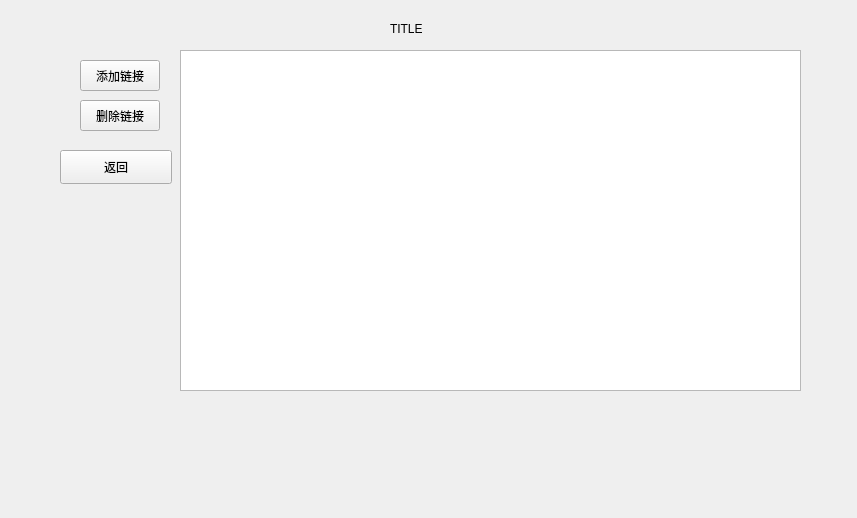
First picture: the form in cola/link.ui, repository jinkq/CourseTable, before the edit.
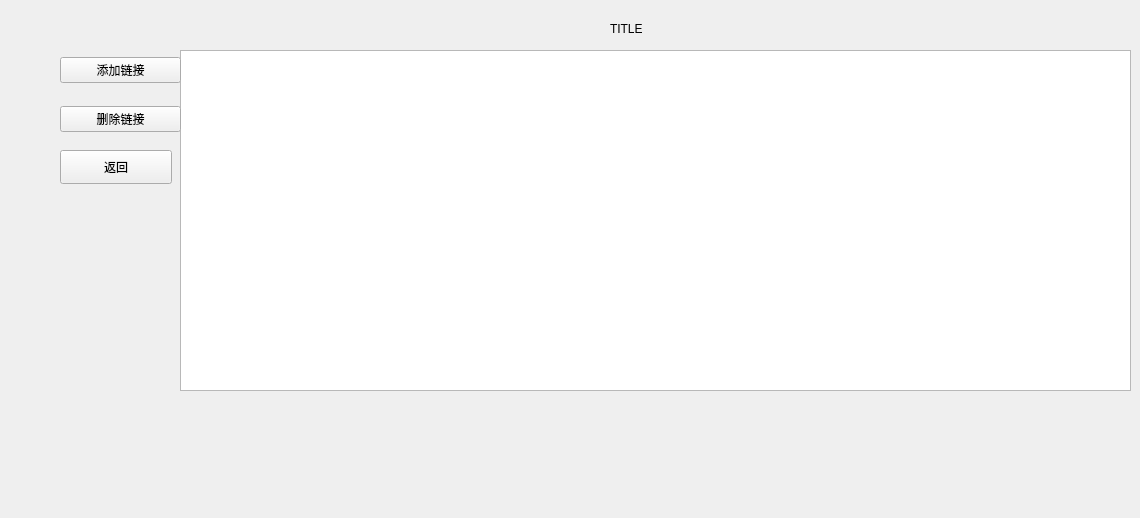
Second picture: the form after the edit.

```diff
--- a/cola/link.ui
+++ b/cola/link.ui
@@ -6,7 +6,7 @@
    <rect>
     <x>0</x>
     <y>0</y>
-    <width>857</width>
+    <width>1140</width>
     <height>518</height>
    </rect>
   </property>
@@ -16,7 +16,7 @@
   <widget class="QLabel" name="titleLabel">
    <property name="geometry">
     <rect>
-     <x>390</x>
+     <x>610</x>
      <y>20</y>
      <width>191</width>
      <height>18</height>
@@ -39,42 +39,42 @@
     <string>返回</string>
    </property>
   </widget>
-  <widget class="QPushButton" name="addLinkButton">
-   <property name="geometry">
-    <rect>
-     <x>80</x>
-     <y>60</y>
-     <width>80</width>
-     <height>31</height>
-    </rect>
-   </property>
-   <property name="text">
-    <string>添加链接</string>
-   </property>
-  </widget>
-  <widget class="QPushButton" name="delLinkButton">
-   <property name="geometry">
-    <rect>
-     <x>80</x>
-     <y>100</y>
-     <width>80</width>
-     <height>31</height>
-    </rect>
-   </property>
-   <property name="text">
-    <string>删除链接</string>
-   </property>
-  </widget>
   <widget class="QTableWidget" name="linkTable">
    <property name="geometry">
     <rect>
      <x>180</x>
      <y>50</y>
-     <width>621</width>
+     <width>951</width>
      <height>341</height>
     </rect>
    </property>
   </widget>
+  <widget class="QWidget" name="widget" native="true">
+   <property name="geometry">
+    <rect>
+     <x>60</x>
+     <y>40</y>
+     <width>121</width>
+     <height>111</height>
+    </rect>
+   </property>
+   <layout class="QVBoxLayout" name="verticalLayout">
+    <item>
+     <widget class="QPushButton" name="addLinkButton">
+      <property name="text">
+       <string>添加链接</string>
+      </property>
+     </widget>
+    </item>
+    <item>
+     <widget class="QPushButton" name="delLinkButton">
+      <property name="text">
+       <string>删除链接</string>
+      </property>
+     </widget>
+    </item>
+   </layout>
+  </widget>
  </widget>
  <resources/>
  <connections/>
```
